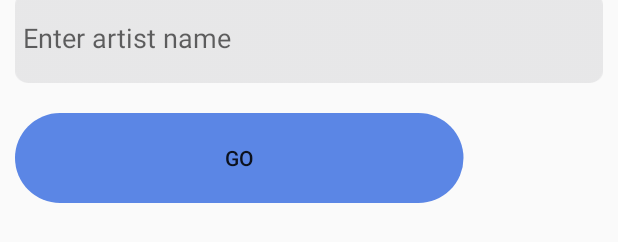
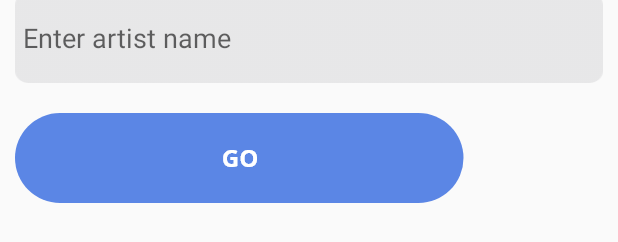
Before and after one commit to AneeshCRao/MusicPlayer_MAD, an Android app: the layout guess_song.xml on its own in the app's theme, with its tools: preview values and no code run, on a phone screen of 412 x 824 dp. Shown: the part 142-384 px from the top of the screen. Run offline under Robolectric (Android 15) with nearby library versions, the phone set to English and light mode, and no system bars; network calls fail.

Commit message:
ui changes

```diff
--- a/app/src/main/res/layout/guess_song.xml
+++ b/app/src/main/res/layout/guess_song.xml
@@ -29,14 +29,13 @@
         android:layout_height="wrap_content"
         android:layout_margin="10dp"
         android:background="@drawable/gobutton"
-        android:text="Go"
         android:textAlignment="center" />
 
     <TextView
         android:layout_width="match_parent"
         android:layout_height="wrap_content"
 
-        android:textSize="12sp"
+        android:textSize="25sp"
         android:id="@+id/guess_result"
 
         android:autoLink="web"
```
Also changed, not shown: app/src/main/res/drawable-hdpi/gobutton.png, app/src/main/res/drawable-ldpi/gobutton.png, app/src/main/res/drawable-mdpi/gobutton.png, app/src/main/res/drawable-xhdpi/gobutton.png, app/src/main/res/drawable-xxhdpi/gobutton.png, app/src/main/res/drawable-xxxhdpi/gobutton.png.
